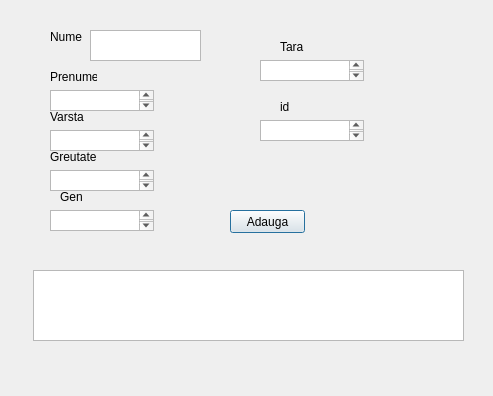
Before: the Qt Designer form Competitie_Sportiva/adaugare_participant.ui in Nionutlucian/DatabaseProject-Sport-Competition, drawn with Qt 5.
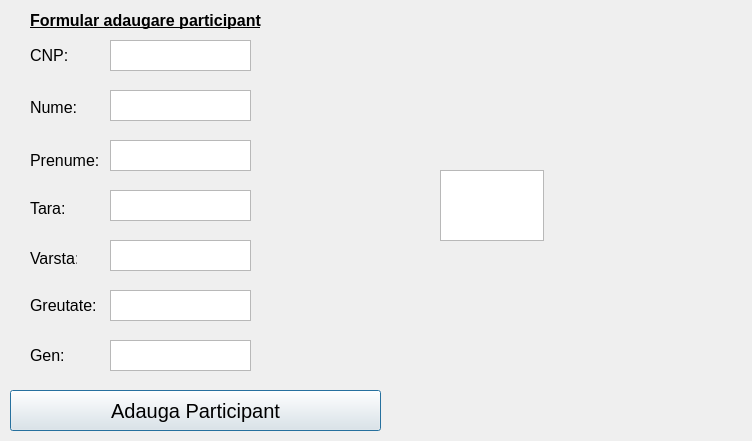
After: the same form once the commit is applied.

Commit message: Adaugare club sportiv

The edit to the form file:
```diff
--- a/Competitie_Sportiva/adaugare_participant.ui
+++ b/Competitie_Sportiva/adaugare_participant.ui
@@ -6,8 +6,8 @@
    <rect>
     <x>0</x>
     <y>0</y>
-    <width>493</width>
-    <height>396</height>
+    <width>752</width>
+    <height>441</height>
    </rect>
   </property>
   <property name="windowTitle">
@@ -16,187 +16,261 @@
   <widget class="QLabel" name="label">
    <property name="geometry">
     <rect>
-     <x>50</x>
-     <y>30</y>
+     <x>30</x>
+     <y>92</y>
      <width>47</width>
-     <height>13</height>
+     <height>31</height>
     </rect>
    </property>
+   <property name="font">
+    <font>
+     <pointsize>12</pointsize>
+    </font>
+   </property>
    <property name="text">
-    <string>Nume</string>
+    <string>Nume:</string>
    </property>
   </widget>
   <widget class="QLabel" name="label_2">
    <property name="geometry">
     <rect>
-     <x>50</x>
-     <y>70</y>
-     <width>47</width>
-     <height>13</height>
+     <x>30</x>
+     <y>150</y>
+     <width>71</width>
+     <height>21</height>
     </rect>
    </property>
+   <property name="font">
+    <font>
+     <pointsize>12</pointsize>
+    </font>
+   </property>
    <property name="text">
-    <string>Prenume</string>
+    <string>Prenume:</string>
    </property>
   </widget>
   <widget class="QLabel" name="label_3">
    <property name="geometry">
     <rect>
-     <x>50</x>
-     <y>110</y>
+     <x>30</x>
+     <y>243</y>
      <width>47</width>
-     <height>13</height>
+     <height>31</height>
     </rect>
    </property>
+   <property name="font">
+    <font>
+     <pointsize>12</pointsize>
+    </font>
+   </property>
    <property name="text">
-    <string>Varsta</string>
+    <string>Varsta:</string>
    </property>
   </widget>
   <widget class="QLabel" name="label_4">
    <property name="geometry">
     <rect>
-     <x>50</x>
-     <y>150</y>
-     <width>47</width>
-     <height>13</height>
+     <x>30</x>
+     <y>285</y>
+     <width>71</width>
+     <height>41</height>
     </rect>
    </property>
+   <property name="font">
+    <font>
+     <pointsize>12</pointsize>
+    </font>
+   </property>
    <property name="text">
-    <string>Greutate</string>
+    <string>Greutate:</string>
    </property>
   </widget>
   <widget class="QLabel" name="label_5">
    <property name="geometry">
     <rect>
-     <x>60</x>
-     <y>190</y>
+     <x>30</x>
+     <y>330</y>
      <width>47</width>
-     <height>13</height>
+     <height>51</height>
     </rect>
    </property>
+   <property name="font">
+    <font>
+     <pointsize>12</pointsize>
+    </font>
+   </property>
    <property name="text">
-    <string>Gen</string>
+    <string>Gen:</string>
    </property>
   </widget>
   <widget class="QLabel" name="label_6">
    <property name="geometry">
     <rect>
-     <x>280</x>
-     <y>40</y>
+     <x>30</x>
+     <y>193</y>
      <width>47</width>
-     <height>13</height>
+     <height>31</height>
     </rect>
    </property>
+   <property name="font">
+    <font>
+     <pointsize>12</pointsize>
+    </font>
+   </property>
    <property name="text">
-    <string>Tara</string>
+    <string>Tara:</string>
    </property>
   </widget>
   <widget class="QLabel" name="label_7">
    <property name="geometry">
     <rect>
-     <x>280</x>
-     <y>100</y>
-     <width>47</width>
-     <height>13</height>
+     <x>30</x>
+     <y>40</y>
+     <width>51</width>
+     <height>31</height>
     </rect>
    </property>
+   <property name="font">
+    <font>
+     <pointsize>12</pointsize>
+    </font>
+   </property>
    <property name="text">
-    <string>id</string>
+    <string>CNP:</string>
    </property>
   </widget>
   <widget class="QTextEdit" name="nume">
    <property name="geometry">
     <rect>
-     <x>90</x>
-     <y>30</y>
-     <width>111</width>
-     <height>31</height>
-    </rect>
-   </property>
-  </widget>
-  <widget class="QTextEdit" name="prenume">
-   <property name="geometry">
-    <rect>
-     <x>50</x>
+     <x>110</x>
      <y>90</y>
-     <width>104</width>
-     <height>21</height>
+     <width>141</width>
+     <height>31</height>
+    </rect>
+   </property>
+  </widget>
+  <widget class="QTextEdit" name="prenume">
+   <property name="geometry">
+    <rect>
+     <x>110</x>
+     <y>140</y>
+     <width>141</width>
+     <height>31</height>
     </rect>
    </property>
   </widget>
   <widget class="QTextEdit" name="tara">
    <property name="geometry">
     <rect>
-     <x>260</x>
-     <y>60</y>
-     <width>104</width>
-     <height>21</height>
+     <x>110</x>
+     <y>190</y>
+     <width>141</width>
+     <height>31</height>
     </rect>
    </property>
   </widget>
-  <widget class="QTextEdit" name="id">
+  <widget class="QTextEdit" name="cnp">
    <property name="geometry">
     <rect>
-     <x>260</x>
-     <y>120</y>
-     <width>104</width>
-     <height>21</height>
+     <x>110</x>
+     <y>40</y>
+     <width>141</width>
+     <height>31</height>
     </rect>
    </property>
   </widget>
   <widget class="QTextEdit" name="varsta">
    <property name="geometry">
     <rect>
-     <x>50</x>
-     <y>130</y>
-     <width>104</width>
-     <height>21</height>
+     <x>110</x>
+     <y>240</y>
+     <width>141</width>
+     <height>31</height>
     </rect>
    </property>
   </widget>
   <widget class="QTextEdit" name="greutate">
    <property name="geometry">
     <rect>
-     <x>50</x>
-     <y>170</y>
-     <width>104</width>
-     <height>21</height>
+     <x>110</x>
+     <y>290</y>
+     <width>141</width>
+     <height>31</height>
     </rect>
    </property>
   </widget>
   <widget class="QTextEdit" name="gen">
    <property name="geometry">
     <rect>
-     <x>50</x>
-     <y>210</y>
-     <width>104</width>
-     <height>21</height>
+     <x>110</x>
+     <y>340</y>
+     <width>141</width>
+     <height>31</height>
     </rect>
    </property>
   </widget>
   <widget class="QPushButton" name="b_adauga">
    <property name="geometry">
     <rect>
-     <x>230</x>
-     <y>210</y>
-     <width>75</width>
-     <height>23</height>
+     <x>10</x>
+     <y>390</y>
+     <width>371</width>
+     <height>41</height>
     </rect>
    </property>
+   <property name="font">
+    <font>
+     <pointsize>15</pointsize>
+    </font>
+   </property>
    <property name="text">
-    <string>Adauga</string>
+    <string>Adauga Participant</string>
    </property>
   </widget>
-  <widget class="QTextEdit" name="afisare_participanti">
+  <widget class="QLabel" name="label_8">
    <property name="geometry">
     <rect>
-     <x>33</x>
-     <y>270</y>
-     <width>431</width>
+     <x>30</x>
+     <y>5</y>
+     <width>261</width>
+     <height>31</height>
+    </rect>
+   </property>
+   <property name="font">
+    <font>
+     <pointsize>12</pointsize>
+     <weight>75</weight>
+     <bold>true</bold>
+     <underline>true</underline>
+    </font>
+   </property>
+   <property name="text">
+    <string>Formular adaugare participant</string>
+   </property>
+  </widget>
+  <widget class="QTextEdit" name="id">
+   <property name="geometry">
+    <rect>
+     <x>440</x>
+     <y>170</y>
+     <width>104</width>
      <height>71</height>
     </rect>
    </property>
   </widget>
+  <widget class="QLabel" name="succes">
+   <property name="geometry">
+    <rect>
+     <x>440</x>
+     <y>395</y>
+     <width>191</width>
+     <height>31</height>
+    </rect>
+   </property>
+   <property name="text">
+    <string/>
+   </property>
+  </widget>
  </widget>
  <resources/>
  <connections/>
```
The commit also changes 16 other files.
